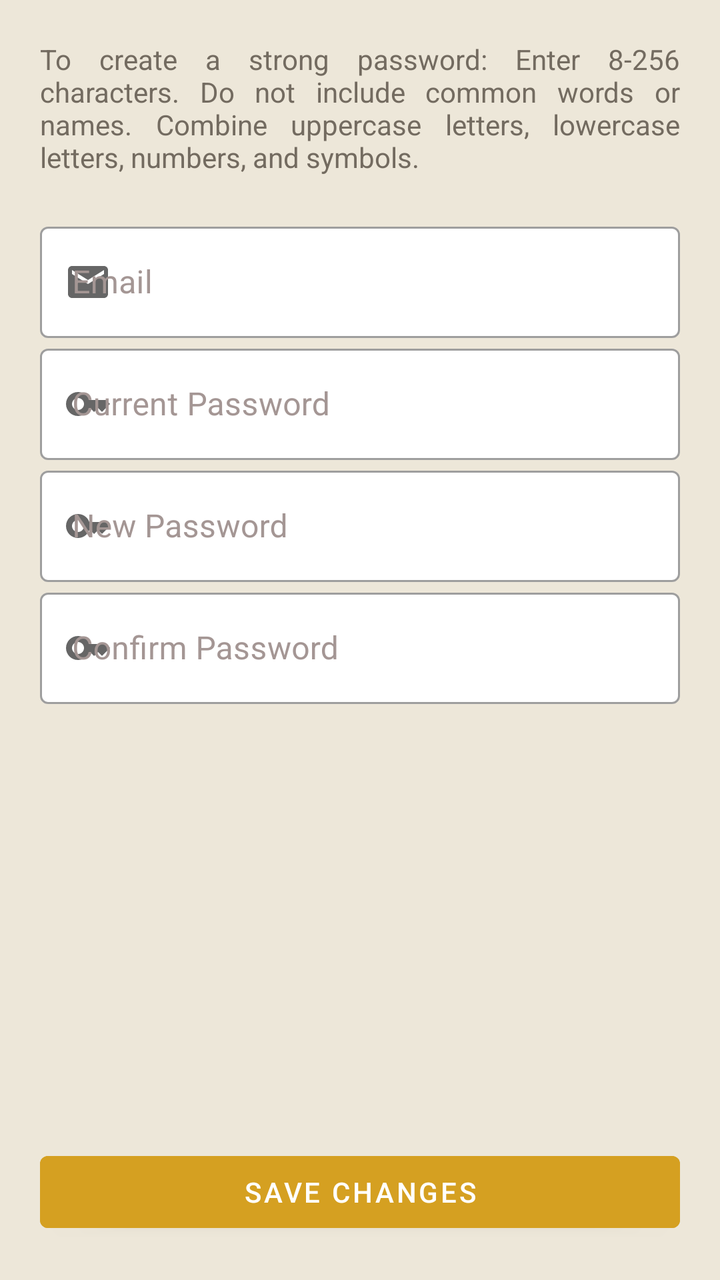
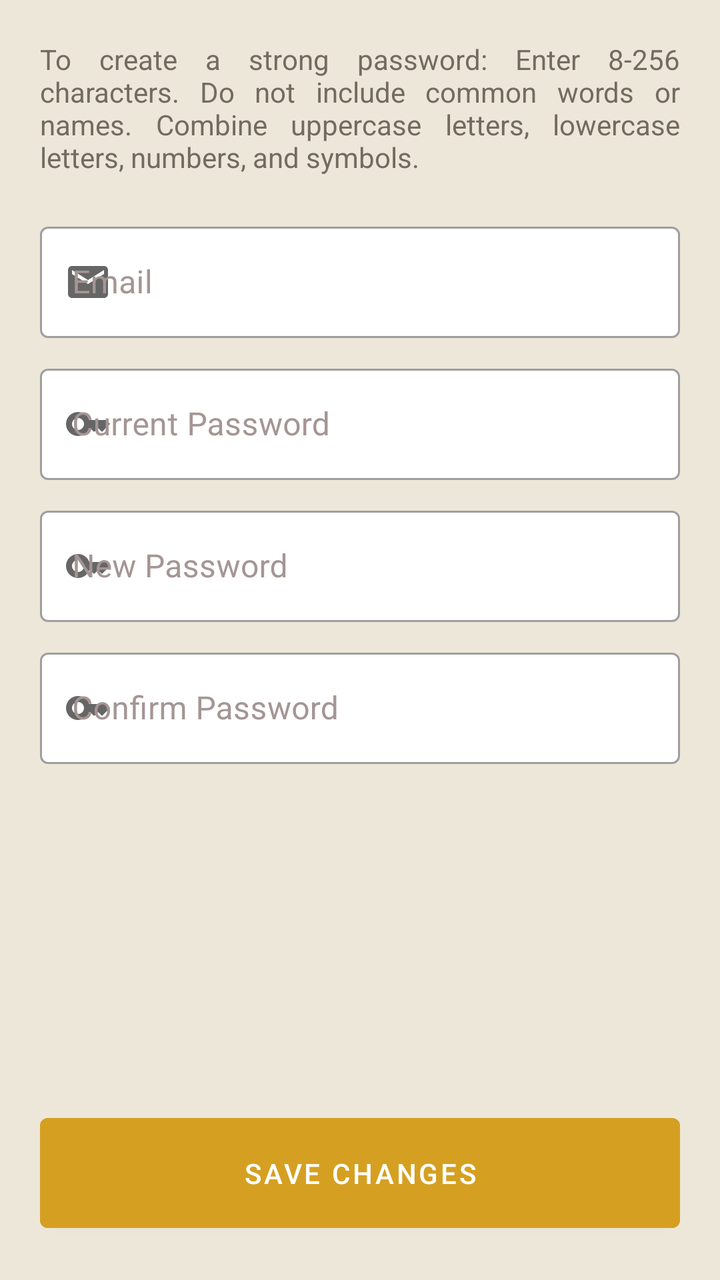

Before-and-after screenshots of an Android layout around one commit, followed by the original layout XML and the change that was made.
<!-- AndroidManifest.xml: application theme Theme.ShuttlePassDriver -->
<!-- res/layout/activity_change_password.xml -->
<?xml version="1.0" encoding="utf-8"?>
<LinearLayout xmlns:android="http://schemas.android.com/apk/res/android"
    xmlns:app="http://schemas.android.com/apk/res-auto"
    xmlns:tools="http://schemas.android.com/tools"
    android:layout_width="match_parent"
    android:layout_height="match_parent"
    tools:context=".ChangePassword"
    android:orientation="vertical"
    android:background="@color/alabaster">

    <LinearLayout
        android:layout_width="match_parent"
        android:layout_height="match_parent"
        android:orientation="vertical"
        android:layout_marginHorizontal="20dp"
        android:layout_marginVertical="20dp"
     >
        <TextView
            android:layout_width="match_parent"
            android:layout_height="wrap_content"
            android:text="To create a strong password: Enter 8-256 characters. Do not include common words or names. Combine uppercase letters, lowercase letters, numbers, and symbols."
            android:justificationMode="inter_word"
            android:layout_marginBottom="20dp"
            android:textColor="@color/dim_gray"/>

        <com.google.android.material.textfield.TextInputLayout
            android:id="@+id/email"
            style="@style/Widget.MaterialComponents.TextInputLayout.OutlinedBox"
            android:layout_width="match_parent"
            android:layout_height="wrap_content"
            app:startIconDrawable="@drawable/email"
            app:boxBackgroundColor="@color/white"
            android:textColorHint="@color/taupe_gray">

            <com.google.android.material.textfield.TextInputEditText
                android:layout_width="match_parent"
                android:layout_height="wrap_content"
                android:inputType="textEmailAddress"
                android:hint="Email"
                android:enabled="false"
                android:textColor="@color/taupe"/>
        </com.google.android.material.textfield.TextInputLayout>

        <com.google.android.material.textfield.TextInputLayout
            android:id="@+id/old_pass"
            style="@style/Widget.MaterialComponents.TextInputLayout.OutlinedBox"
            android:layout_width="match_parent"
            android:layout_height="wrap_content"
            app:startIconDrawable="@drawable/password"
            app:boxBackgroundColor="@color/white"
            android:textColorHint="@color/taupe_gray">

            <com.google.android.material.textfield.TextInputEditText
                android:layout_width="match_parent"
                android:layout_height="wrap_content"
                android:inputType="textPassword"
                android:hint="Current Password"
                android:textColor="@color/taupe"/>
        </com.google.android.material.textfield.TextInputLayout>

        <com.google.android.material.textfield.TextInputLayout
            android:id="@+id/new_pass"
            style="@style/Widget.MaterialComponents.TextInputLayout.OutlinedBox"
            android:layout_width="match_parent"
            android:layout_height="wrap_content"
            app:startIconDrawable="@drawable/password"
            app:boxBackgroundColor="@color/white"
            android:textColorHint="@color/taupe_gray">

            <com.google.android.material.textfield.TextInputEditText
                android:layout_width="match_parent"
                android:layout_height="wrap_content"
                android:inputType="textPassword"
                android:hint="New Password"
                android:textColor="@color/taupe"/>
        </com.google.android.material.textfield.TextInputLayout>

        <com.google.android.material.textfield.TextInputLayout
            android:id="@+id/confirm_pass"
            style="@style/Widget.MaterialComponents.TextInputLayout.OutlinedBox"
            android:layout_width="match_parent"
            android:layout_height="wrap_content"
            app:startIconDrawable="@drawable/password"
            app:boxBackgroundColor="@color/white"
            android:textColorHint="@color/taupe_gray"
            >

            <com.google.android.material.textfield.TextInputEditText
                android:layout_width="match_parent"
                android:layout_height="wrap_content"
                android:inputType="textPassword"
                android:hint="Confirm Password"
                android:textColor="@color/taupe"/>
        </com.google.android.material.textfield.TextInputLayout>

        <LinearLayout
            android:layout_width="match_parent"
            android:layout_height="match_parent"
            android:orientation="vertical"
            android:gravity="bottom">

            <Button
                android:id="@+id/save_changes"
                android:layout_width="match_parent"
                android:layout_height="wrap_content"
                android:backgroundTint="@color/goldenrod"
                android:text="Save Changes"/>
        </LinearLayout>
    </LinearLayout>


</LinearLayout>
<!-- resources referenced by this layout -->
<resources>
  <color name="alabaster">#EDE7D9</color>
  <color name="dim_gray">#736B60</color>
  <color name="goldenrod">#D5A021</color>
  <color name="taupe">#4B4237</color>
  <color name="taupe_gray">#A49694</color>
  <color name="white">#FFFFFFFF</color>
  <!-- drawable email (drawable) -->
  <vector android:height="24dp" android:tint="#000000"
      android:viewportHeight="24" android:viewportWidth="24"
      android:width="24dp" xmlns:android="http://schemas.android.com/apk/res/android">
      <path android:fillColor="@android:color/white" android:pathData="M20,4L4,4c-1.1,0 -1.99,0.9 -1.99,2L2,18c0,1.1 0.9,2 2,2h16c1.1,0 2,-0.9 2,-2L22,6c0,-1.1 -0.9,-2 -2,-2zM20,8l-8,5 -8,-5L4,6l8,5 8,-5v2z"/>
  </vector>
  <!-- drawable password (drawable) -->
  <vector android:height="24dp" android:tint="#000000"
      android:viewportHeight="24" android:viewportWidth="24"
      android:width="24dp" xmlns:android="http://schemas.android.com/apk/res/android">
      <path android:fillColor="@android:color/white" android:pathData="M21,10h-8.35C11.83,7.67 9.61,6 7,6c-3.31,0 -6,2.69 -6,6s2.69,6 6,6c2.61,0 4.83,-1.67 5.65,-4H13l2,2l2,-2l2,2l4,-4.04L21,10zM7,15c-1.65,0 -3,-1.35 -3,-3c0,-1.65 1.35,-3 3,-3s3,1.35 3,3C10,13.65 8.65,15 7,15z"/>
  </vector>
  <style name="Theme.ShuttlePassDriver" parent="Theme.MaterialComponents.Light.NoActionBar">
          
          <item name="colorPrimary">@color/goldenrod</item>
          <item name="colorPrimaryVariant">@color/dim_gray</item>
          <item name="colorOnPrimary">@color/white</item>
          
          <item name="colorSecondary">@color/goldenrod</item>
          <item name="colorSecondaryVariant">@color/teal_700</item>
          <item name="colorOnSecondary">@color/black</item>
          
          <item name="android:statusBarColor">?attr/colorPrimaryVariant</item>
          
  
      </style>
  <color name="teal_700">#FF018786</color>
  <color name="black">#FF000000</color>
</resources>

<!-- the commit's change to res/layout/activity_change_password.xml (unified diff, before → after) -->
@@ -6,15 +6,10 @@
     android:layout_height="match_parent"
     tools:context=".ChangePassword"
     android:orientation="vertical"
-    android:background="@color/alabaster">
+    android:background="@color/alabaster"
+    android:padding="20dp">
 
-    <LinearLayout
-        android:layout_width="match_parent"
-        android:layout_height="match_parent"
-        android:orientation="vertical"
-        android:layout_marginHorizontal="20dp"
-        android:layout_marginVertical="20dp"
-     >
+
         <TextView
             android:layout_width="match_parent"
             android:layout_height="wrap_content"
@@ -46,6 +41,7 @@
             style="@style/Widget.MaterialComponents.TextInputLayout.OutlinedBox"
             android:layout_width="match_parent"
             android:layout_height="wrap_content"
+            android:layout_marginTop="10dp"
             app:startIconDrawable="@drawable/password"
             app:boxBackgroundColor="@color/white"
             android:textColorHint="@color/taupe_gray">
@@ -63,6 +59,7 @@
             style="@style/Widget.MaterialComponents.TextInputLayout.OutlinedBox"
             android:layout_width="match_parent"
             android:layout_height="wrap_content"
+            android:layout_marginTop="10dp"
             app:startIconDrawable="@drawable/password"
             app:boxBackgroundColor="@color/white"
             android:textColorHint="@color/taupe_gray">
@@ -80,6 +77,7 @@
             style="@style/Widget.MaterialComponents.TextInputLayout.OutlinedBox"
             android:layout_width="match_parent"
             android:layout_height="wrap_content"
+            android:layout_marginTop="10dp"
             app:startIconDrawable="@drawable/password"
             app:boxBackgroundColor="@color/white"
             android:textColorHint="@color/taupe_gray"
@@ -104,9 +102,8 @@
                 android:layout_width="match_parent"
                 android:layout_height="wrap_content"
                 android:backgroundTint="@color/goldenrod"
+                android:paddingVertical="18dp"
                 android:text="Save Changes"/>
         </LinearLayout>
-    </LinearLayout>
-
 
 </LinearLayout>
